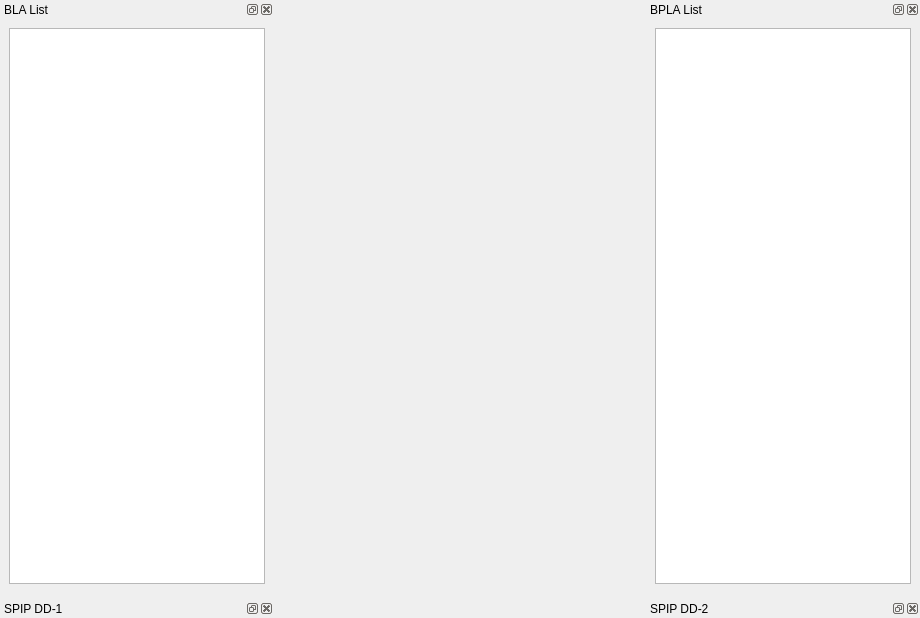
First picture: the form in src/ARM_OD_viewCore/MapTabWidget.ui, repository nevaeh82/arm_od, before the edit.
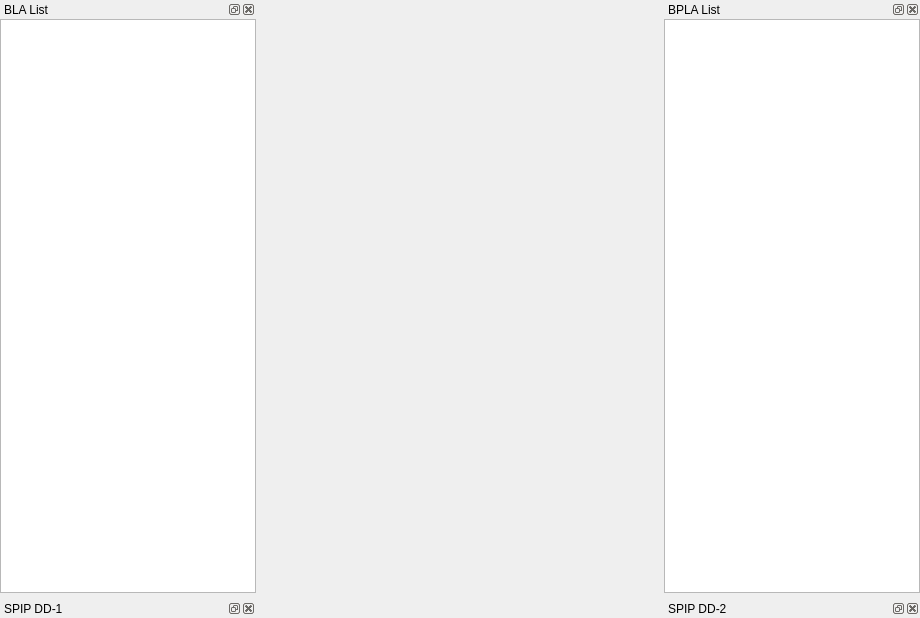
Second picture: the form after the edit. Custom widgets are drawn as their Qt base class.

```diff
--- a/src/ARM_OD_viewCore/MapTabWidget.ui
+++ b/src/ARM_OD_viewCore/MapTabWidget.ui
@@ -36,6 +36,18 @@
      </property>
      <widget class="QWidget" name="dockWidgetContents">
       <layout class="QHBoxLayout" name="horizontalLayout">
+       <property name="leftMargin">
+        <number>0</number>
+       </property>
+       <property name="topMargin">
+        <number>0</number>
+       </property>
+       <property name="rightMargin">
+        <number>0</number>
+       </property>
+       <property name="bottomMargin">
+        <number>0</number>
+       </property>
        <item>
         <widget class="QTreeView" name="blaTreeView"/>
        </item>
@@ -53,6 +65,18 @@
      </property>
      <widget class="QWidget" name="dockWidgetContents_3">
       <layout class="QHBoxLayout" name="horizontalLayout_2">
+       <property name="leftMargin">
+        <number>0</number>
+       </property>
+       <property name="topMargin">
+        <number>0</number>
+       </property>
+       <property name="rightMargin">
+        <number>0</number>
+       </property>
+       <property name="bottomMargin">
+        <number>0</number>
+       </property>
        <item>
         <widget class="QTreeView" name="bplaTreeView"/>
        </item>
```
